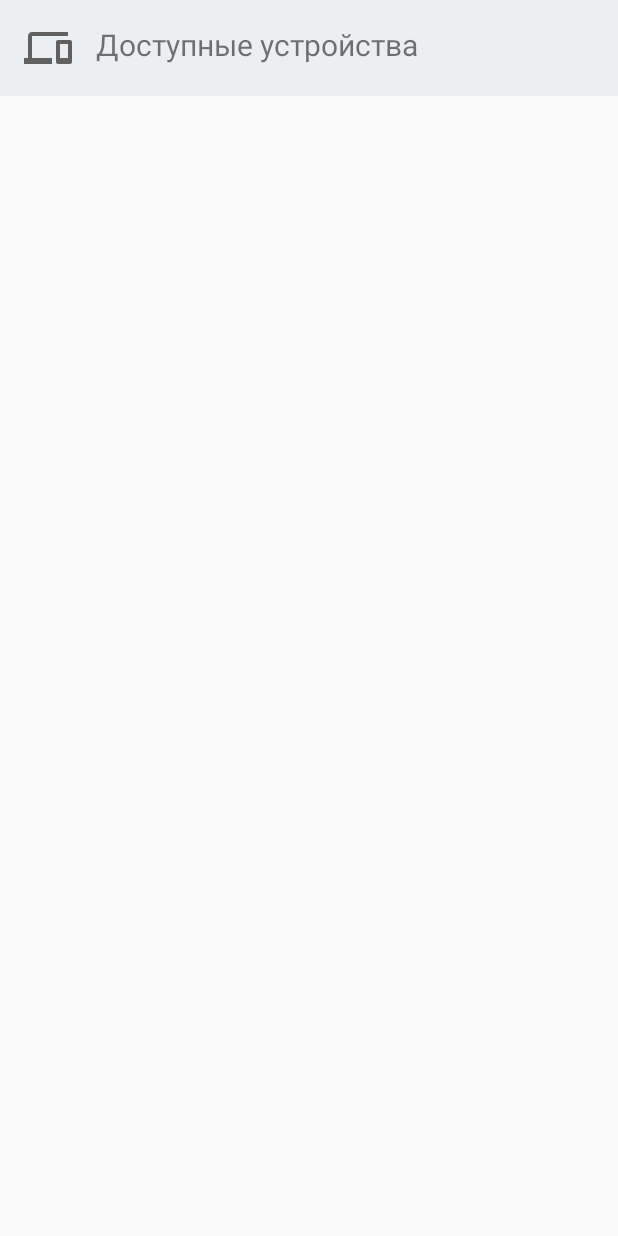
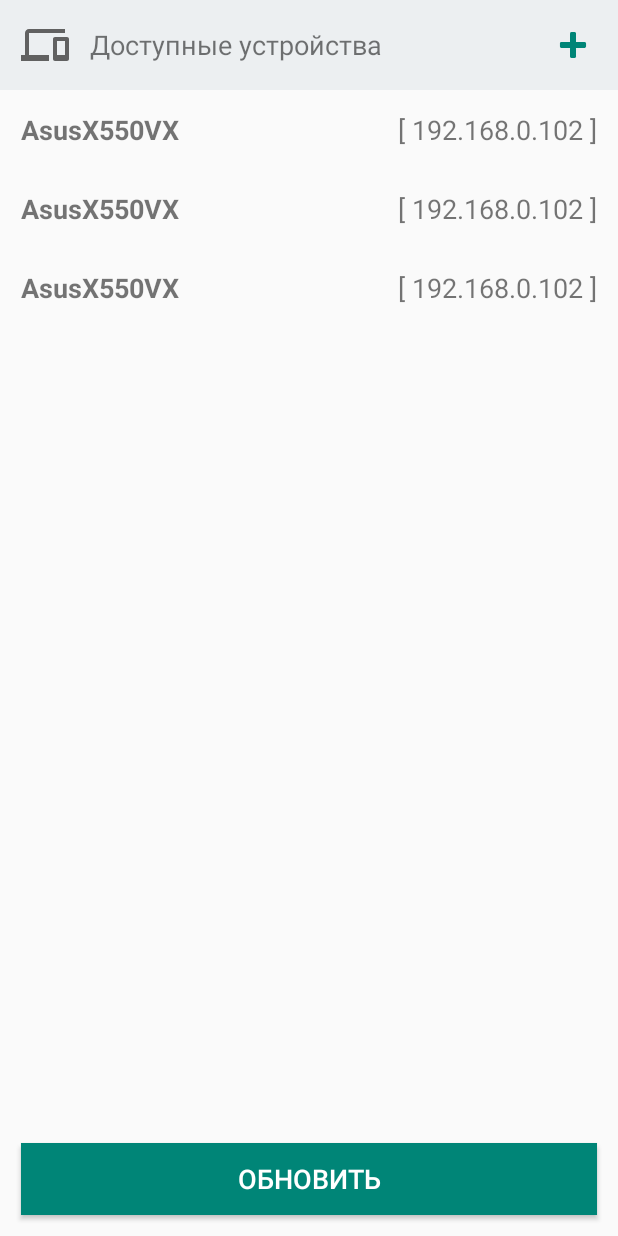
Before and after one commit to VladaMamutova/RemoteStick, an Android app: the layout activity_main.xml on its own in the app's theme, with its tools: preview values and no code run, on a phone screen of 412 x 824 dp. Run offline under Robolectric (Android 15) with nearby library versions, the phone set to English and light mode, and no system bars.

Commit message:
feat: add getting my ip in two ways and entering the correct ip

```diff
--- a/RemoteStick/app/src/main/AndroidManifest.xml
+++ b/RemoteStick/app/src/main/AndroidManifest.xml
@@ -1,6 +1,10 @@
 <?xml version="1.0" encoding="utf-8"?>
 <manifest xmlns:android="http://schemas.android.com/apk/res/android"
           package="ru.vladamamutova.remotestick">
+
+    <uses-permission android:name="android.permission.INTERNET"/>
+    <uses-permission android:name="android.permission.ACCESS_WIFI_STATE"/>
+    <uses-permission android:name="android.permission.ACCESS_NETWORK_STATE"/>
 
     <application
             android:allowBackup="true"
@@ -9,6 +13,8 @@
             android:roundIcon="@mipmap/ic_launcher_round"
             android:supportsRtl="true"
             android:theme="@style/AppTheme">
+        <activity android:name=".AddDeviceActivity">
+        </activity>
         <activity android:name=".MainActivity">
             <intent-filter>
                 <action android:name="android.intent.action.MAIN"/>
--- /dev/null
+++ b/RemoteStick/app/src/main/java/ru/vladamamutova/remotestick/model/Device.kt
@@ -0,0 +1,4 @@
+package ru.vladamamutova.remotestick.model
+
+class Device (var name: String,
+              var ip: String)
--- a/RemoteStick/app/src/main/res/layout/activity_main.xml
+++ b/RemoteStick/app/src/main/res/layout/activity_main.xml
@@ -7,7 +7,8 @@
         android:layout_height="match_parent"
         tools:context=".MainActivity">
 
-    <RelativeLayout android:layout_width="match_parent"
+    <RelativeLayout android:id="@+id/available_devices_header"
+                    android:layout_width="match_parent"
                     android:layout_height="wrap_content"
                     app:layout_constraintTop_toTopOf="parent"
                     app:layout_constraintStart_toStartOf="parent"
@@ -22,24 +23,49 @@
                    android:contentDescription="@string/available_devices_button"
                    android:tint="@color/darkGrey"
                    android:layout_marginEnd="@dimen/medium_intent"
+                   android:layout_centerInParent="true"
                    android:layout_alignParentStart="true"/>
 
         <TextView android:layout_width="match_parent"
                   android:layout_height="wrap_content"
                   android:text="@string/available_devices"
                   android:textSize="@dimen/body_text"
-                  android:layout_gravity="center"
-        android:layout_toEndOf="@+id/available_devices_icon"/>
+                  android:layout_centerInParent="true"
+                  android:layout_toEndOf="@+id/available_devices_icon"
+                  android:layout_toStartOf="@id/add_device_button"/>
 
-      <!--  <ImageButton
+        <ImageButton android:id="@+id/add_device_button"
                      android:layout_width="wrap_content"
                      android:layout_height="wrap_content"
                      android:src="@android:drawable/ic_input_add"
                      android:contentDescription="@string/add_device_icon"
                      android:tint="@color/colorPrimary"
                      android:background="@android:color/transparent"
-                   android:layout_alignParentEnd="true"/>-->
+                     android:layout_centerInParent="true"
+                     android:layout_alignParentEnd="true"
+                     android:onClick="addDevice"/>
 
     </RelativeLayout>
 
+    <androidx.recyclerview.widget.RecyclerView
+            android:id="@+id/device_list"
+            android:layout_width="match_parent"
+            android:layout_height="wrap_content"
+            app:layout_constraintTop_toBottomOf="@id/available_devices_header"
+            app:layout_constraintStart_toStartOf="parent"
+            app:layout_constraintEnd_toEndOf="parent"
+            tools:listitem="@layout/item_device"/>
+
+    <Button android:id="@+id/update_button"
+            android:layout_width="match_parent"
+            android:layout_height="wrap_content"
+            app:layout_constraintBottom_toBottomOf="parent"
+            android:padding="@dimen/small_intent"
+            android:layout_margin="@dimen/medium_intent"
+            android:text="Обновить"
+            android:textSize="@dimen/body_text"
+            android:textColor="@android:color/white"
+            android:background="@color/colorPrimary"
+            android:onClick="updateDevices"/>
+
 </androidx.constraintlayout.widget.ConstraintLayout>
--- /dev/null
+++ b/RemoteStick/app/src/main/res/layout/item_device.xml
@@ -0,0 +1,27 @@
+<?xml version="1.0" encoding="utf-8"?>
+<androidx.constraintlayout.widget.ConstraintLayout
+        xmlns:android="http://schemas.android.com/apk/res/android"
+        xmlns:tools="http://schemas.android.com/tools"
+        xmlns:app="http://schemas.android.com/apk/res-auto"
+        android:layout_width="match_parent"
+        android:layout_height="wrap_content"
+        android:padding="@dimen/medium_intent">
+
+    <TextView android:id="@+id/name"
+              tools:text="AsusX550VX"
+              android:layout_width="wrap_content"
+              android:layout_height="wrap_content"
+              app:layout_constraintTop_toTopOf="parent"
+              app:layout_constraintStart_toStartOf="parent"
+              android:textSize="@dimen/body_text"
+              android:textStyle="bold"/>
+
+    <TextView android:id="@+id/ip"
+              tools:text="[ 192.168.0.102 ]"
+              android:layout_width="wrap_content"
+              android:layout_height="wrap_content"
+              app:layout_constraintTop_toTopOf="parent"
+              app:layout_constraintEnd_toEndOf="parent"
+              android:textSize="@dimen/body_text"/>
+
+</androidx.constraintlayout.widget.ConstraintLayout>
--- a/RemoteStick/app/src/main/res/values/dimens.xml
+++ b/RemoteStick/app/src/main/res/values/dimens.xml
@@ -1,6 +1,6 @@
 <?xml version="1.0" encoding="utf-8"?>
 <resources>
     <dimen name="small_intent">8dp</dimen>
-    <dimen name="medium_intent">16dp</dimen>
-    <dimen name="body_text">20sp</dimen>
+    <dimen name="medium_intent">14dp</dimen>
+    <dimen name="body_text">18sp</dimen>
 </resources>
--- a/RemoteStick/app/src/main/res/values/strings.xml
+++ b/RemoteStick/app/src/main/res/values/strings.xml
@@ -3,4 +3,7 @@
     <string name="available_devices">Доступные устройства</string>
     <string name="available_devices_button">available devices icon</string>
     <string name="add_device_icon">add device button</string>
+    <string name="ip_address">IP-адрес:</string>
+    <string name="ip_address_example">Например, 192.168.0.102</string>
+    <string name="action_connect">Подключиться</string>
 </resources>
```
Also changed, not shown: RemoteStick/app/build.gradle (+15 -5 lines), RemoteStick/app/src/main/java/ru/vladamamutova/remotestick/AddDeviceActivity.kt (added, +34 -0 lines), RemoteStick/app/src/main/java/ru/vladamamutova/remotestick/MainActivity.kt (+69 -1 lines), RemoteStick/app/src/main/java/ru/vladamamutova/remotestick/ui/DeviceAdapter.kt (added, +45 -0 lines), RemoteStick/app/src/main/java/ru/vladamamutova/remotestick/utils/InputUtils.kt (added, +41 -0 lines), RemoteStick/app/src/main/res/layout/activity_add_device.xml (added, +43 -0 lines). Lines whose indentation alone changed are shown as unchanged.
